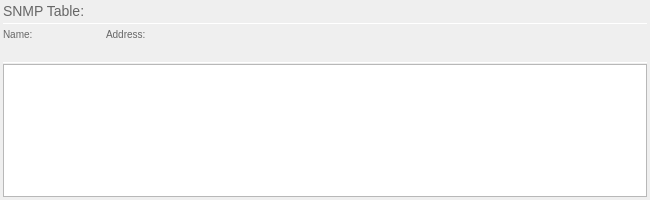
Old version of the form Tools/snmptablewindow.ui in the repository renatoferreirarenatoferreira/quickmon.
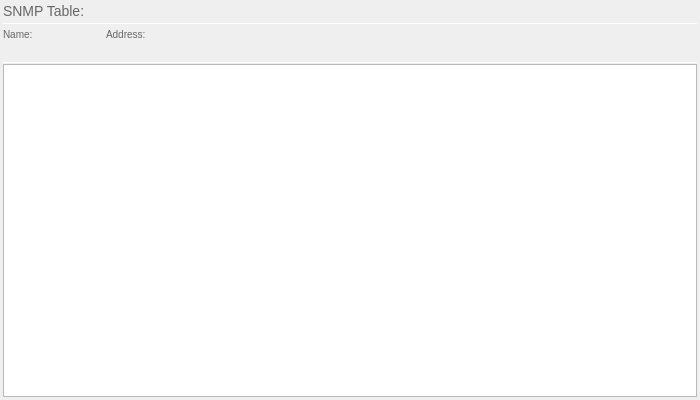
New version of the form.

Commit message: Changed SNMPTableWindow initial size to show more data, but permitting it to be resized to smaller size.

Diff of the .ui file:
```diff
--- a/Tools/snmptablewindow.ui
+++ b/Tools/snmptablewindow.ui
@@ -6,13 +6,13 @@
    <rect>
     <x>0</x>
     <y>0</y>
-    <width>650</width>
-    <height>200</height>
+    <width>700</width>
+    <height>400</height>
    </rect>
   </property>
   <property name="minimumSize">
    <size>
-    <width>650</width>
+    <width>400</width>
     <height>200</height>
    </size>
   </property>
```
The commit also changes 1 other file.
